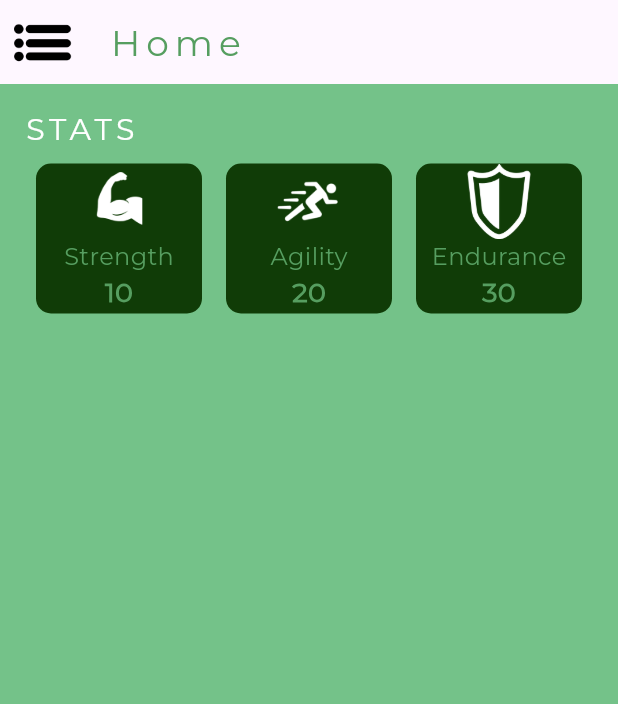
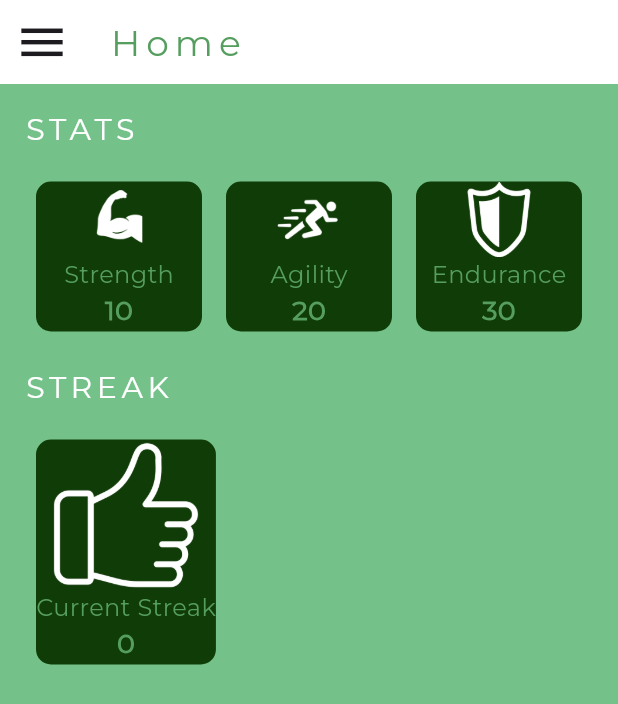
Before and after one commit to StretchWave/levelup_fitness, a Flutter app: the screen it shows after launch, on a phone screen of 412 x 824 dp. Shown: the top 704 px of the screen. Run offline on Flutter 3.47's test engine with Material 3 defaults, Android fonts, the light colour scheme and no system bars.

Commit message:
started streak and added conditions for the streak, not connected

```diff
--- a/lib/Screens/Home.dart
+++ b/lib/Screens/Home.dart
@@ -1,7 +1,8 @@
 import 'package:flutter/material.dart';
 import 'package:levelup_fitness/Styles/Stylebook.dart';
 
-class StatBox extends StatelessWidget { // class for each stat tile
+class StatBox extends StatelessWidget {
+  // class for each stat tile
   final String label;
   final String imagePath;
   final int value;
@@ -41,13 +42,49 @@ class HomeScreen extends StatelessWidget {
   final int strength = 10;
   final int agility = 20;
   final int endurance = 30;
+  final int streak = 0;
   @override
   Widget build(BuildContext context) {
     return Scaffold(
       backgroundColor: ColourBook.backgroundColor, // Light green background
       appBar: AppBar(
-        leading: Image.asset('assets/Images/DrawerIcoBlack.png', height: 5),
+        leading: Builder(
+          builder: (context) => IconButton(
+            onPressed: () {
+              Scaffold.of(context).openDrawer();
+            },
+            icon: const Icon(Icons.menu),
+            iconSize: 37,
+          ),
+        ),
+        backgroundColor: ColourBook.appBarColor,
         title: const Text('Home', style: Stylebook.heading1),
+      ),
+      drawer: Drawer(
+        backgroundColor: ColourBook.drawerBackgroundColor,
+        child: ListView(
+          padding: EdgeInsets.zero,
+          children: [
+            DrawerHeader(
+              decoration: BoxDecoration(color: ColourBook.drawerColor),
+              child: Text('Menu', style: Stylebook.bodyText1),
+            ),
+            ListTile(
+              hoverColor: ColourBook.drawerHoverColor,
+              title: Text('Profile', style: Stylebook.bodyText1),
+              onTap: () {
+                // Handle profile tap
+              },
+            ),
+            ListTile(
+              hoverColor: ColourBook.drawerHoverColor,
+              title: Text('Settings', style: Stylebook.bodyText1),
+              onTap: () {
+                // Handle settings tap
+              },
+            ),
+          ],
+        ),
       ),
       body: Padding(
         padding: const EdgeInsets.all(16.0),
@@ -56,6 +93,7 @@ class HomeScreen extends StatelessWidget {
           children: [
             //Colomn start
             Text("STATS", style: Stylebook.bodyText1),
+            Padding(padding: const EdgeInsets.fromLTRB(0, 12, 0, 0)),
             Row(
               children: [
                 StatBox(
@@ -75,9 +113,55 @@ class HomeScreen extends StatelessWidget {
                 ),
               ],
             ),
+            Padding(padding: const EdgeInsets.fromLTRB(0, 15, 0, 0)),
+            Text("STREAK", style: Stylebook.bodyText1),
+            Padding(padding: const EdgeInsets.fromLTRB(0, 12, 0, 0)),
+            Row(
+              children: [
+                Container(
+
+                  height: 150,
+                  margin: const EdgeInsets.all(8.0),
+                  decoration: BoxDecoration(
+                    color: ColourBook.statBoxColor, // Dark green for StatBox
+                    borderRadius: BorderRadius.circular(10),
+                  ),
+                  child: Column(
+                    mainAxisAlignment: MainAxisAlignment.center,
+                    children: [
+                      Image.asset(
+                        StreakFire(streak).streak(),
+                        height: 100,
+                      ),
+                      Text("Current Streak", style: Stylebook.bodyText2),
+                      Text("$streak", style: Stylebook.bodyText3),
+                    ],
+                  ),
+                ),
+              ],
+            ),
           ],
         ),
       ),
     );
   }
 }
+
+class StreakFire {
+  int currentSreak;
+
+  StreakFire(this.currentSreak);
+  String streak() {
+    if (currentSreak == 0) {
+      return 'assets/Images/Thumbsup.png';
+    } else if (currentSreak < 5 && currentSreak > 0) {
+      return 'assets/Images/Fire1.png';
+    } else if (currentSreak >= 5 && currentSreak < 10) {
+      return 'assets/Images/Fire2.png';
+    } else if (currentSreak >= 10 && currentSreak < 20) {
+      return 'assets/Images/Fire3.png';
+    } else {
+      return 'assets/Images/Fire4.png';
+    }
+  }
+}
--- /dev/null
+++ b/lib/Screens/Log.dart
@@ -0,0 +1,6 @@
+import 'package:flutter/material.dart';
+
+StatelessWidget LoginScreen() {
+  // Placeholder for the login screen widget
+  return Container();
+}
--- a/lib/Styles/Stylebook.dart
+++ b/lib/Styles/Stylebook.dart
@@ -29,6 +29,9 @@ class Stylebook {
 }
 class ColourBook{
   static const Color backgroundColor = Color(0xFF74C289); // Light green background
-  static const Color appBarColor = Color.fromARGB(255, 16, 60, 7); // Dark green for AppBar
+  static const Color appBarColor = Color.fromARGB(255, 255, 255, 255); // Dark green for AppBar
   static const Color statBoxColor = Color.fromARGB(255, 16, 60, 7); // Dark green for StatBox
+  static const Color drawerColor = Color.fromARGB(182, 58, 116, 54); // White for Drawer
+  static const Color drawerBackgroundColor=Color.fromARGB(172, 65, 144, 59);
+  static const Color drawerHoverColor = Color.fromARGB(206, 114, 167, 110); // White for Drawer text
 }
--- a/lib/main.dart
+++ b/lib/main.dart
@@ -11,6 +11,7 @@ class MyApp extends StatelessWidget {
   @override
   Widget build(BuildContext context) {
     return MaterialApp(
+      debugShowCheckedModeBanner: false,
       home: HomeScreen(),
     );
   }
```
Also changed, not shown: assets/Images/DrawerIcoBlack.png, assets/Images/DrawerIcoWhite.png, assets/Images/Fire1.png (added), assets/Images/Fire2.png (added), assets/Images/Fire3.png (added), assets/Images/Fire4.png (added), assets/Images/Thumbsup.png (added).
